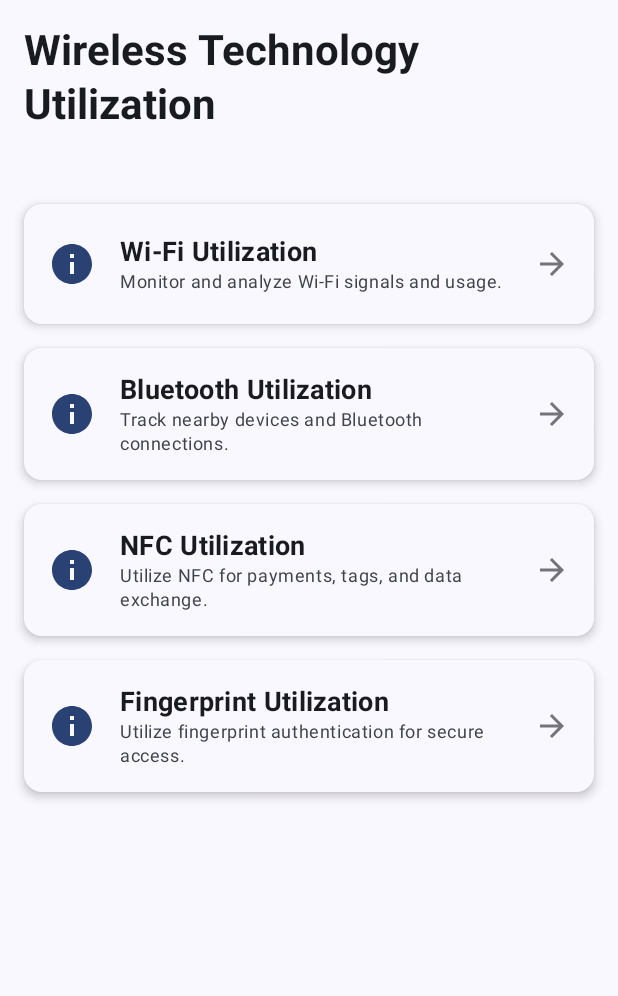
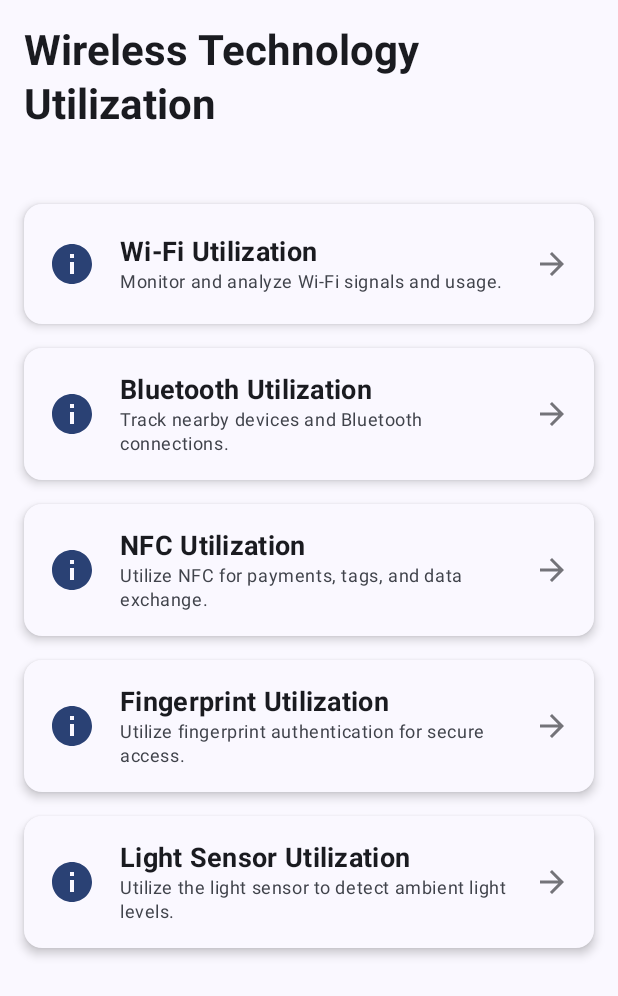
Before and after one commit to JosephSanjaya/-STIKI-Sesi-5, an Android app built with Jetpack Compose: the screen it shows after launch (MainActivity), on a phone screen of 412 x 824 dp. Shown: the top 996 px of the screen. Run offline under Robolectric (Android 15) with nearby library versions, the phone set to English and light mode, and no system bars.

Commit message:
feature(sensors): Implement light sensor

```diff
--- a/app/src/main/java/com/example/wirelessutilization/presentation/MainActivity.kt
+++ b/app/src/main/java/com/example/wirelessutilization/presentation/MainActivity.kt
@@ -14,6 +14,7 @@ import androidx.navigation.compose.composable
 import androidx.navigation.compose.rememberNavController
 import com.example.wirelessutilization.presentation.screen.BluetoothScreen
 import com.example.wirelessutilization.presentation.screen.FingerprintSensorScreen
+import com.example.wirelessutilization.presentation.screen.LightSensorScreen
 import com.example.wirelessutilization.presentation.screen.MainSelectionScreen
 import com.example.wirelessutilization.presentation.screen.NFCScreen
 import com.example.wirelessutilization.presentation.screen.WiFiScreen
@@ -36,6 +37,9 @@ sealed class Destination {
 
     @Serializable
     data object Fingerprint: Destination()
+
+    @Serializable
+    data object LightSensor: Destination()
 }
 
 val LocalNavController = staticCompositionLocalOf<NavController> { error("Not Provided") }
@@ -64,6 +68,9 @@ class MainActivity : FragmentActivity() {
                         composable<Destination.Fingerprint> {
                             FingerprintSensorScreen(modifier = Modifier.fillMaxSize())
                         }
+                        composable<Destination.LightSensor> {
+                            LightSensorScreen(modifier = Modifier.fillMaxSize())
+                        }
                     }
                 }
             }
--- a/app/src/main/java/com/example/wirelessutilization/presentation/screen/MainSelectionScreen.kt
+++ b/app/src/main/java/com/example/wirelessutilization/presentation/screen/MainSelectionScreen.kt
@@ -83,6 +83,13 @@ fun MainSelectionScreen(modifier: Modifier = Modifier) {
                 icon = Icons.Filled.Info,
                 onClick = { navController.navigate(Destination.Fingerprint) }
             )
+
+            MenuCard(
+                title = "Light Sensor Utilization",
+                description = "Utilize the light sensor to detect ambient light levels.",
+                icon = Icons.Filled.Info,
+                onClick = { navController.navigate(Destination.LightSensor) }
+            )
         }
     }
 }
```
Also changed, not shown: app/src/main/java/com/example/wirelessutilization/presentation/screen/LightSensorScreen.kt (added, +127 -0 lines).
